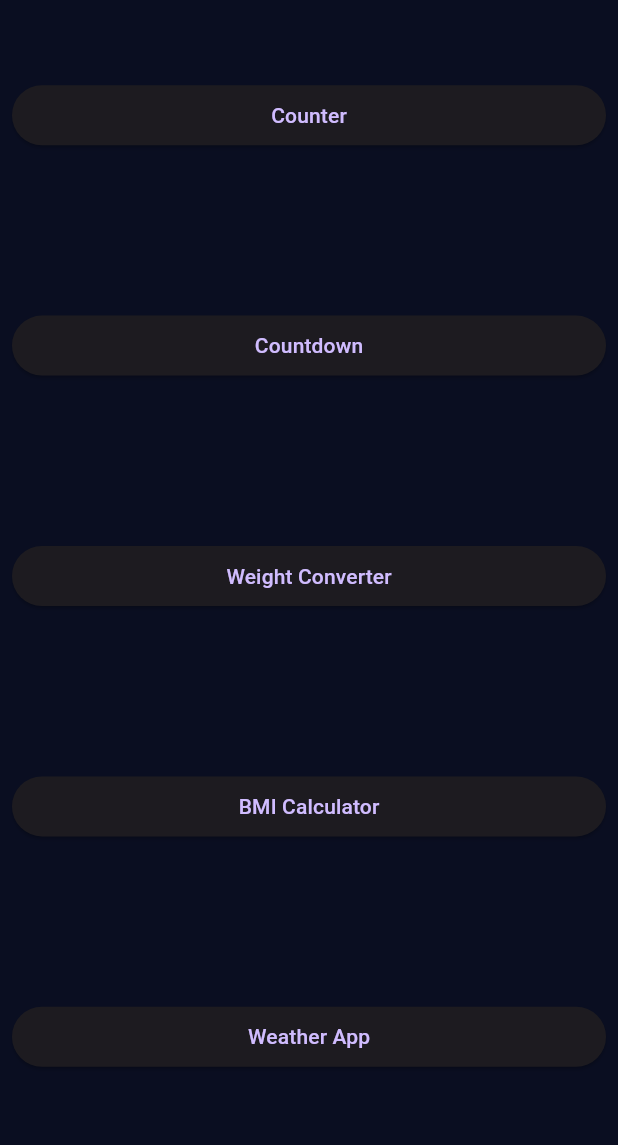
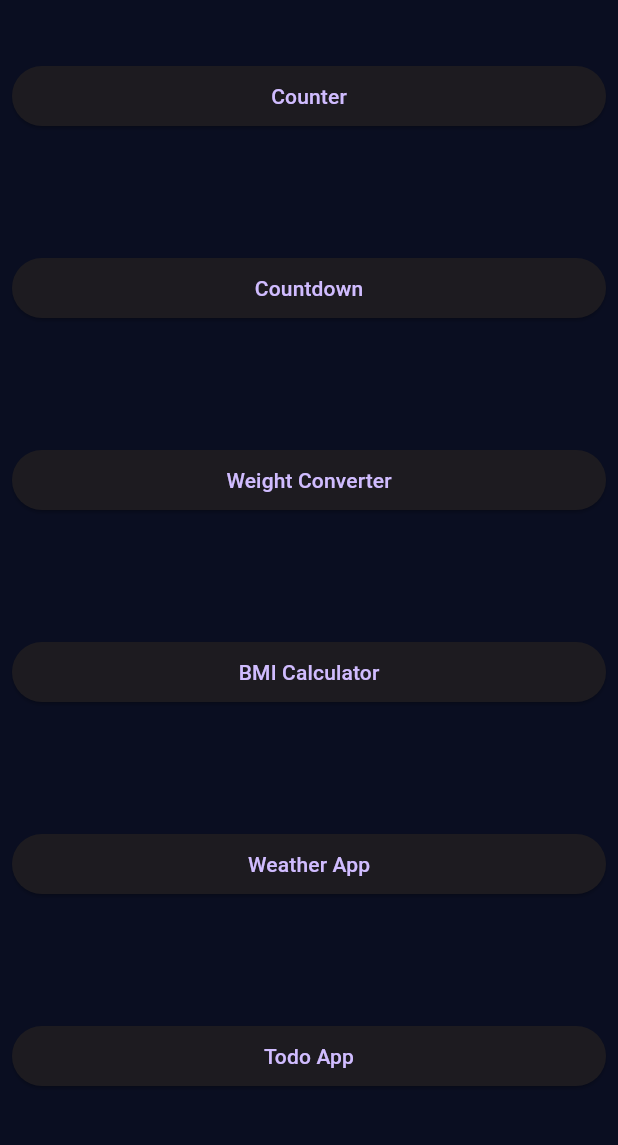
Before and after one commit to systemry420/flutter_apps, a Flutter app: the screen it shows after launch, on a phone screen of 412 x 824 dp, the part 84-1229 px from its top. Run offline on Flutter 3.47's test engine with Material 3 defaults, Android fonts, the phone set to English and light mode, and no system bars; missing offline and left inert: dart:ffi.

Commit message:
add form including input and button

```diff
--- a/lib/WeatherApp/screens/loading_screen.dart
+++ b/lib/WeatherApp/screens/loading_screen.dart
@@ -21,7 +21,7 @@ class _LoadingScreenState extends State<LoadingScreen> {
 
         // Now you can access the data
         if (body != null && body != null) {
-          // for (Daily dailyData in body) {
+
           //   if (dailyData.values != null) {
           //     print('Temperature Max: ${dailyData.values!.temperatureMax}');
           //     print('Temperature Min: ${dailyData.values!.temperatureMin}');
--- a/lib/main.dart
+++ b/lib/main.dart
@@ -2,6 +2,7 @@ import 'package:flutter/material.dart';
 import 'package:flutter_apps/BMI/ResultPage.dart';
 import 'package:flutter_apps/Countdown.dart';
 import 'package:flutter_apps/Counter.dart';
+import 'package:flutter_apps/TodoApp/Main-Todo.dart';
 import 'package:flutter_apps/WeatherApp/weather_main.dart';
 import 'package:flutter_apps/WeightConverter.dart';
 
@@ -24,6 +25,7 @@ class MyApp extends StatelessWidget {
         '/weightConverter': (context) => WeightConverter(),
         '/bmi': (context) => InputPage(),
         '/weather': (context) => WeatherMain(),
+        '/todo': (context) => MainTodo(),
         '/bmi-result': (context) => ResultPage()
       },
       theme: ThemeData.dark().copyWith(
@@ -125,6 +127,21 @@ class MainPage extends StatelessWidget {
               ),
             ],
           ),
+          Row(
+            children: [
+              Expanded(
+                child: Padding(
+                  padding: const EdgeInsets.all(8.0),
+                  child: ElevatedButton(
+                    child: Text('Todo App'),
+                    onPressed: () {
+                      Navigator.pushNamed(context, '/todo');
+                    },
+                  ),
+                ),
+              ),
+            ],
+          ),
         ],
       ),
     );
```
Also changed, not shown: lib/TodoApp/Main-Todo.dart (+41 -2 lines).
